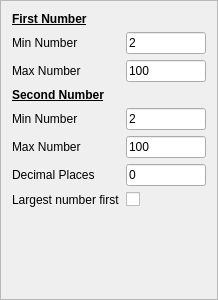
Old version of the form multiplicationconfigframe.ui in the repository RealGrep/QMentat.
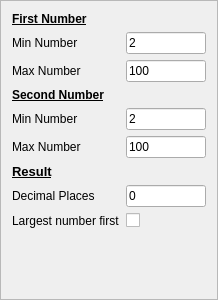
New version of the form.

Commit message: * Powers module now works. * Changed config frames that allow setting something for the result number   to have a section for "Result". Contains the setting for the number of   decimal places expected in the answer, and when appropriate (division and   root), a setting for "Integers Only" in the result. * Some work in BigFixedPoint to support fixing up the roots module.

Diff of the .ui file:
```diff
--- a/multiplicationconfigframe.ui
+++ b/multiplicationconfigframe.ui
@@ -151,30 +151,44 @@
        </property>
       </widget>
      </item>
-     <item row="8" column="0">
+     <item row="9" column="0">
       <widget class="QLabel" name="largestNumberFirstLabel">
        <property name="text">
         <string>Largest number first</string>
        </property>
       </widget>
      </item>
-     <item row="8" column="1">
+     <item row="9" column="1">
       <widget class="QCheckBox" name="largestNumberFirstCheckBox"/>
      </item>
-     <item row="7" column="0">
+     <item row="8" column="0">
       <widget class="QLabel" name="decimalPlacesLabel">
        <property name="text">
         <string>Decimal Places</string>
        </property>
       </widget>
      </item>
-     <item row="7" column="1">
+     <item row="8" column="1">
       <widget class="QLineEdit" name="decimalPlacesLineEdit">
        <property name="text">
         <string notr="true">0</string>
        </property>
       </widget>
      </item>
+     <item row="7" column="0">
+      <widget class="QLabel" name="resultLabel">
+       <property name="text">
+        <string>&lt;!DOCTYPE HTML PUBLIC &quot;-//W3C//DTD HTML 4.0//EN&quot; &quot;http://www.w3.org/TR/REC-html40/strict.dtd&quot;&gt;
+&lt;html&gt;&lt;head&gt;&lt;meta name=&quot;qrichtext&quot; content=&quot;1&quot; /&gt;&lt;style type=&quot;text/css&quot;&gt;
+p, li { white-space: pre-wrap; }
+&lt;/style&gt;&lt;/head&gt;&lt;body style=&quot; font-family:'Sans'; font-size:10pt; font-weight:400; font-style:normal;&quot;&gt;
+&lt;table style=&quot;-qt-table-type: root; margin-top:4px; margin-bottom:4px; margin-left:4px; margin-right:4px;&quot;&gt;
+&lt;tr&gt;
+&lt;td style=&quot;border: none;&quot;&gt;
+&lt;p style=&quot; margin-top:0px; margin-bottom:0px; margin-left:0px; margin-right:0px; -qt-block-indent:0; text-indent:0px;&quot;&gt;&lt;span style=&quot; font-weight:600; text-decoration: underline;&quot;&gt;Result&lt;/span&gt;&lt;/p&gt;&lt;/td&gt;&lt;/tr&gt;&lt;/table&gt;&lt;/body&gt;&lt;/html&gt;</string>
+       </property>
+      </widget>
+     </item>
     </layout>
    </item>
   </layout>
```
The commit also changes 14 other files.
